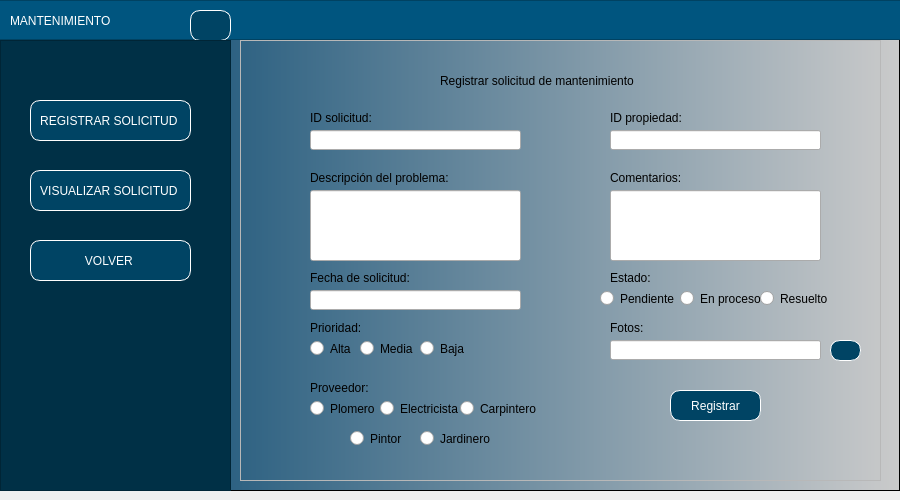
nicoArley/gestionPropiedades, file Proyecto1G/InterfazGrafica/ventanaRegistrarManteInquilino.ui: the form before one commit.
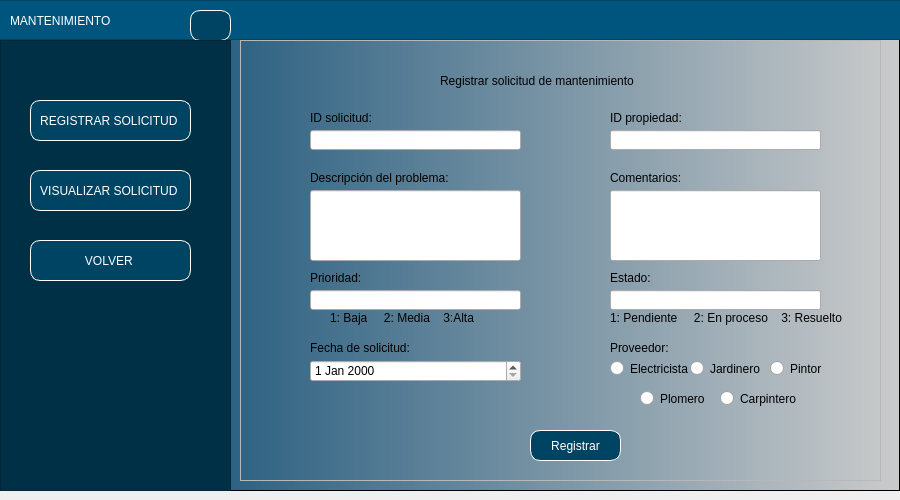
The form after the commit. Icons and pictures are not drawn.

Patch:
```diff
--- a/Proyecto1G/InterfazGrafica/ventanaRegistrarManteInquilino.ui
+++ b/Proyecto1G/InterfazGrafica/ventanaRegistrarManteInquilino.ui
@@ -347,7 +347,7 @@
           <property name="geometry">
            <rect>
             <x>70</x>
-            <y>230</y>
+            <y>300</y>
             <width>191</width>
             <height>16</height>
            </rect>
@@ -399,21 +399,11 @@
            </rect>
           </property>
          </widget>
-         <widget class="QLineEdit" name="txtFechaSoli">
-          <property name="geometry">
-           <rect>
-            <x>70</x>
-            <y>250</y>
-            <width>211</width>
-            <height>20</height>
-           </rect>
-          </property>
-         </widget>
          <widget class="QPushButton" name="btnRegistrar">
           <property name="geometry">
            <rect>
-            <x>430</x>
-            <y>350</y>
+            <x>290</x>
+            <y>390</y>
             <width>91</width>
             <height>31</height>
            </rect>
@@ -436,50 +426,11 @@
            <string>Registrar</string>
           </property>
          </widget>
-         <widget class="QRadioButton" name="rbPendiente">
-          <property name="geometry">
-           <rect>
-            <x>360</x>
-            <y>250</y>
-            <width>82</width>
-            <height>17</height>
-           </rect>
-          </property>
-          <property name="text">
-           <string>Pendiente</string>
-          </property>
-         </widget>
-         <widget class="QRadioButton" name="rbProceso">
-          <property name="geometry">
-           <rect>
-            <x>440</x>
-            <y>250</y>
-            <width>82</width>
-            <height>17</height>
-           </rect>
-          </property>
-          <property name="text">
-           <string>En proceso</string>
-          </property>
-         </widget>
-         <widget class="QRadioButton" name="rbResuelto">
-          <property name="geometry">
-           <rect>
-            <x>520</x>
-            <y>250</y>
-            <width>82</width>
-            <height>17</height>
-           </rect>
-          </property>
-          <property name="text">
-           <string>Resuelto</string>
-          </property>
-         </widget>
          <widget class="QLabel" name="label_10">
           <property name="geometry">
            <rect>
             <x>70</x>
-            <y>280</y>
+            <y>230</y>
             <width>191</width>
             <height>16</height>
            </rect>
@@ -491,107 +442,11 @@
            <string>Prioridad:</string>
           </property>
          </widget>
-         <widget class="QRadioButton" name="rbAlta">
-          <property name="geometry">
-           <rect>
-            <x>70</x>
-            <y>300</y>
-            <width>82</width>
-            <height>17</height>
-           </rect>
-          </property>
-          <property name="text">
-           <string>Alta</string>
-          </property>
-         </widget>
-         <widget class="QRadioButton" name="rbMedia">
-          <property name="geometry">
-           <rect>
-            <x>120</x>
-            <y>300</y>
-            <width>82</width>
-            <height>17</height>
-           </rect>
-          </property>
-          <property name="text">
-           <string>Media</string>
-          </property>
-         </widget>
-         <widget class="QRadioButton" name="rbBaja">
-          <property name="geometry">
-           <rect>
-            <x>180</x>
-            <y>300</y>
-            <width>82</width>
-            <height>17</height>
-           </rect>
-          </property>
-          <property name="text">
-           <string>Baja</string>
-          </property>
-         </widget>
-         <widget class="QLabel" name="label_11">
-          <property name="geometry">
-           <rect>
-            <x>370</x>
-            <y>280</y>
-            <width>191</width>
-            <height>16</height>
-           </rect>
-          </property>
-          <property name="styleSheet">
-           <string notr="true">font: 9pt &quot;Arial&quot;;</string>
-          </property>
-          <property name="text">
-           <string>Fotos:</string>
-          </property>
-         </widget>
-         <widget class="QLineEdit" name="txtFile">
-          <property name="geometry">
-           <rect>
-            <x>370</x>
-            <y>300</y>
-            <width>211</width>
-            <height>20</height>
-           </rect>
-          </property>
-         </widget>
-         <widget class="QPushButton" name="btnCargarFoto">
-          <property name="geometry">
-           <rect>
-            <x>590</x>
-            <y>300</y>
-            <width>31</width>
-            <height>21</height>
-           </rect>
-          </property>
-          <property name="styleSheet">
-           <string notr="true">QPushButton{
-font: 87 9pt &quot;Arial&quot;;
-background-color: rgb(0, 68, 100);
-color:white;
-border:1px solid white;
-border-radius: 10px;
-}
-
-
-QPushButton:hover {
-background-color:rgb(0, 101, 148);
-}</string>
-          </property>
-          <property name="text">
-           <string/>
-          </property>
-          <property name="icon">
-           <iconset>
-            <normaloff>../../PROYECTO 1/Interfaz Grafica/Imagenes/subir.png</normaloff>../../PROYECTO 1/Interfaz Grafica/Imagenes/subir.png</iconset>
-          </property>
-         </widget>
          <widget class="QLabel" name="label_12">
           <property name="geometry">
            <rect>
-            <x>70</x>
-            <y>340</y>
+            <x>370</x>
+            <y>300</y>
             <width>191</width>
             <height>16</height>
            </rect>
@@ -603,11 +458,11 @@
            <string>Proveedor:</string>
           </property>
          </widget>
-         <widget class="QRadioButton" name="radioButton">
+         <widget class="QRadioButton" name="rbPlomero">
           <property name="geometry">
            <rect>
-            <x>70</x>
-            <y>360</y>
+            <x>400</x>
+            <y>350</y>
             <width>82</width>
             <height>17</height>
            </rect>
@@ -616,11 +471,11 @@
            <string>Plomero</string>
           </property>
          </widget>
-         <widget class="QRadioButton" name="radioButton_2">
+         <widget class="QRadioButton" name="rbElectricista">
           <property name="geometry">
            <rect>
-            <x>140</x>
-            <y>360</y>
+            <x>370</x>
+            <y>320</y>
             <width>82</width>
             <height>17</height>
            </rect>
@@ -629,11 +484,11 @@
            <string>Electricista</string>
           </property>
          </widget>
-         <widget class="QRadioButton" name="radioButton_3">
+         <widget class="QRadioButton" name="rbCarpitero">
           <property name="geometry">
            <rect>
-            <x>220</x>
-            <y>360</y>
+            <x>480</x>
+            <y>350</y>
             <width>82</width>
             <height>17</height>
            </rect>
@@ -642,11 +497,11 @@
            <string>Carpintero</string>
           </property>
          </widget>
-         <widget class="QRadioButton" name="radioButton_4">
+         <widget class="QRadioButton" name="rbPintor">
           <property name="geometry">
            <rect>
-            <x>110</x>
-            <y>390</y>
+            <x>530</x>
+            <y>320</y>
             <width>82</width>
             <height>17</height>
            </rect>
@@ -655,11 +510,11 @@
            <string>Pintor</string>
           </property>
          </widget>
-         <widget class="QRadioButton" name="radioButton_5">
+         <widget class="QRadioButton" name="rbJardinero">
           <property name="geometry">
            <rect>
-            <x>180</x>
-            <y>390</y>
+            <x>450</x>
+            <y>320</y>
             <width>82</width>
             <height>17</height>
            </rect>
@@ -668,6 +523,68 @@
            <string>Jardinero</string>
           </property>
          </widget>
+         <widget class="QDateEdit" name="date">
+          <property name="geometry">
+           <rect>
+            <x>70</x>
+            <y>320</y>
+            <width>211</width>
+            <height>22</height>
+           </rect>
+          </property>
+         </widget>
+         <widget class="QLineEdit" name="txtPrioridad">
+          <property name="geometry">
+           <rect>
+            <x>70</x>
+            <y>250</y>
+            <width>211</width>
+            <height>20</height>
+           </rect>
+          </property>
+         </widget>
+         <widget class="QLabel" name="label_13">
+          <property name="geometry">
+           <rect>
+            <x>90</x>
+            <y>270</y>
+            <width>191</width>
+            <height>16</height>
+           </rect>
+          </property>
+          <property name="styleSheet">
+           <string notr="true">font: 9pt &quot;Arial&quot;;</string>
+          </property>
+          <property name="text">
+           <string>1: Baja     2: Media    3:Alta</string>
+          </property>
+         </widget>
+         <widget class="QLineEdit" name="txtEstado">
+          <property name="geometry">
+           <rect>
+            <x>370</x>
+            <y>250</y>
+            <width>211</width>
+            <height>20</height>
+           </rect>
+          </property>
+         </widget>
+         <widget class="QLabel" name="label_14">
+          <property name="geometry">
+           <rect>
+            <x>370</x>
+            <y>270</y>
+            <width>251</width>
+            <height>16</height>
+           </rect>
+          </property>
+          <property name="styleSheet">
+           <string notr="true">font: 9pt &quot;Arial&quot;;</string>
+          </property>
+          <property name="text">
+           <string>1: Pendiente     2: En proceso    3: Resuelto</string>
+          </property>
+         </widget>
         </widget>
        </widget>
       </widget>
```
